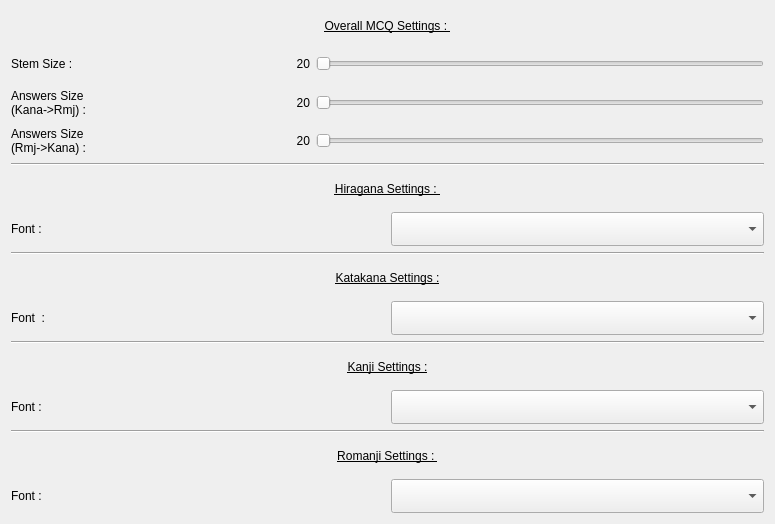
First picture: the form in Src/fntsetting.ui, repository Aryetis/Obenkyobo, before the edit.
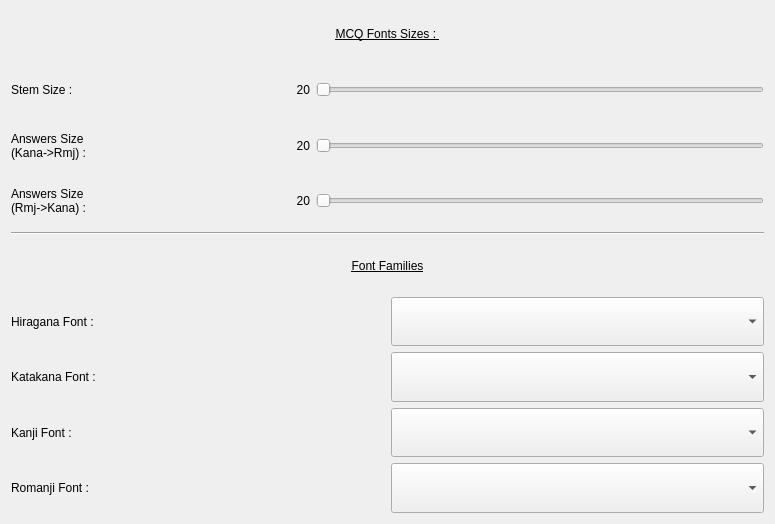
Second picture: the form after the edit.

Commit message: fnt settings page simplified

Diff of the .ui file:
```diff
--- a/Src/fntsetting.ui
+++ b/Src/fntsetting.ui
@@ -13,7 +13,7 @@
   <property name="windowTitle">
    <string>Form</string>
   </property>
-  <layout class="QVBoxLayout" name="verticalLayout" stretch="4,0,2,0,2,0,2,0,2">
+  <layout class="QVBoxLayout" name="verticalLayout" stretch="4,0,5">
    <property name="topMargin">
     <number>9</number>
    </property>
@@ -33,7 +33,7 @@
         </font>
        </property>
        <property name="text">
-        <string>Overall MCQ Settings : </string>
+        <string>MCQ Fonts Sizes : </string>
        </property>
        <property name="alignment">
         <set>Qt::AlignCenter</set>
@@ -214,7 +214,7 @@
     </widget>
    </item>
    <item>
-    <layout class="QVBoxLayout" name="HiraganaContainer" stretch="1,1">
+    <layout class="QVBoxLayout" name="FontFamiliesContainer" stretch="1,1,1,1,1">
      <property name="topMargin">
       <number>0</number>
      </property>
@@ -229,7 +229,7 @@
         </font>
        </property>
        <property name="text">
-        <string>Hiragana Settings : </string>
+        <string>Font Families</string>
        </property>
        <property name="alignment">
         <set>Qt::AlignCenter</set>
@@ -241,7 +241,7 @@
        <item>
         <widget class="QLabel" name="HiraganaFntLabel">
          <property name="text">
-          <string>Font : </string>
+          <string>Hiragana Font :</string>
          </property>
         </widget>
        </item>
@@ -257,44 +257,12 @@
        </item>
       </layout>
      </item>
-    </layout>
-   </item>
-   <item>
-    <widget class="Line" name="line_2">
-     <property name="orientation">
-      <enum>Qt::Horizontal</enum>
-     </property>
-    </widget>
-   </item>
-   <item>
-    <layout class="QVBoxLayout" name="KatakanaContainer" stretch="1,1">
-     <property name="topMargin">
-      <number>0</number>
-     </property>
-     <property name="bottomMargin">
-      <number>0</number>
-     </property>
-     <item>
-      <widget class="QLabel" name="KatakanaTitle">
-       <property name="font">
-        <font>
-         <underline>true</underline>
-        </font>
-       </property>
-       <property name="text">
-        <string>Katakana Settings :</string>
-       </property>
-       <property name="alignment">
-        <set>Qt::AlignCenter</set>
-       </property>
-      </widget>
-     </item>
      <item>
       <layout class="QHBoxLayout" name="KatakanaFntSubContainer">
        <item>
         <widget class="QLabel" name="katakanaFntLabel">
          <property name="text">
-          <string>Font  : </string>
+          <string>Katakana Font : </string>
          </property>
         </widget>
        </item>
@@ -310,35 +278,6 @@
        </item>
       </layout>
      </item>
-    </layout>
-   </item>
-   <item>
-    <widget class="Line" name="line_4">
-     <property name="orientation">
-      <enum>Qt::Horizontal</enum>
-     </property>
-    </widget>
-   </item>
-   <item>
-    <layout class="QVBoxLayout" name="KanjiContainer" stretch="1,1">
-     <property name="topMargin">
-      <number>0</number>
-     </property>
-     <item>
-      <widget class="QLabel" name="label">
-       <property name="font">
-        <font>
-         <underline>true</underline>
-        </font>
-       </property>
-       <property name="text">
-        <string>Kanji Settings :</string>
-       </property>
-       <property name="alignment">
-        <set>Qt::AlignCenter</set>
-       </property>
-      </widget>
-     </item>
      <item>
       <layout class="QHBoxLayout" name="KanjiSubContainer">
        <property name="topMargin">
@@ -347,7 +286,7 @@
        <item>
         <widget class="QLabel" name="KanjiFntLabel">
          <property name="text">
-          <string>Font :</string>
+          <string>Kanji Font : </string>
          </property>
         </widget>
        </item>
@@ -363,44 +302,12 @@
        </item>
       </layout>
      </item>
-    </layout>
-   </item>
-   <item>
-    <widget class="Line" name="line_3">
-     <property name="orientation">
-      <enum>Qt::Horizontal</enum>
-     </property>
-    </widget>
-   </item>
-   <item>
-    <layout class="QVBoxLayout" name="RomanjiContainer" stretch="1,1">
-     <property name="topMargin">
-      <number>0</number>
-     </property>
-     <property name="bottomMargin">
-      <number>0</number>
-     </property>
-     <item>
-      <widget class="QLabel" name="RomanjiTitle">
-       <property name="font">
-        <font>
-         <underline>true</underline>
-        </font>
-       </property>
-       <property name="text">
-        <string>Romanji Settings : </string>
-       </property>
-       <property name="alignment">
-        <set>Qt::AlignCenter</set>
-       </property>
-      </widget>
-     </item>
      <item>
       <layout class="QHBoxLayout" name="RomanjiFntSubContainer">
        <item>
         <widget class="QLabel" name="RomanjiFntLabel">
          <property name="text">
-          <string>Font : </string>
+          <string>Romanji Font : </string>
          </property>
         </widget>
        </item>
```
Left out of the diff: 2 changed lines with no effect on the pictures.
